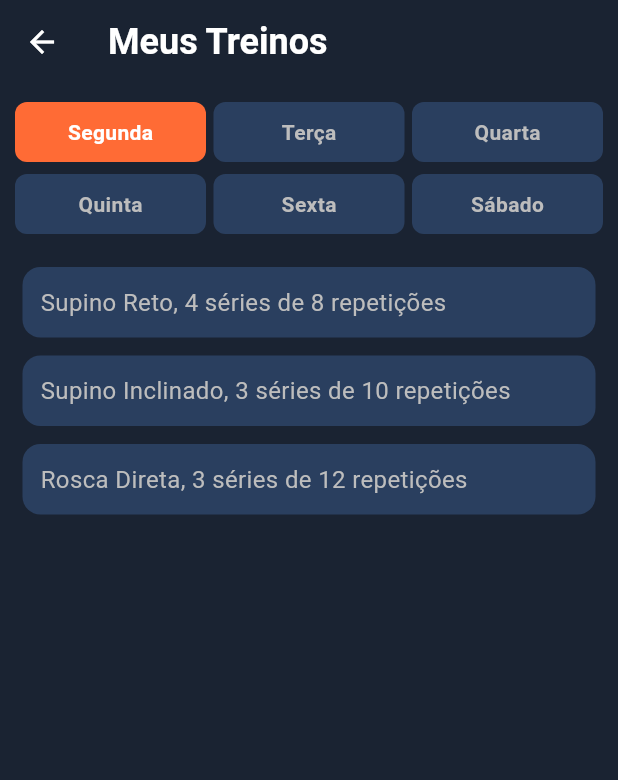
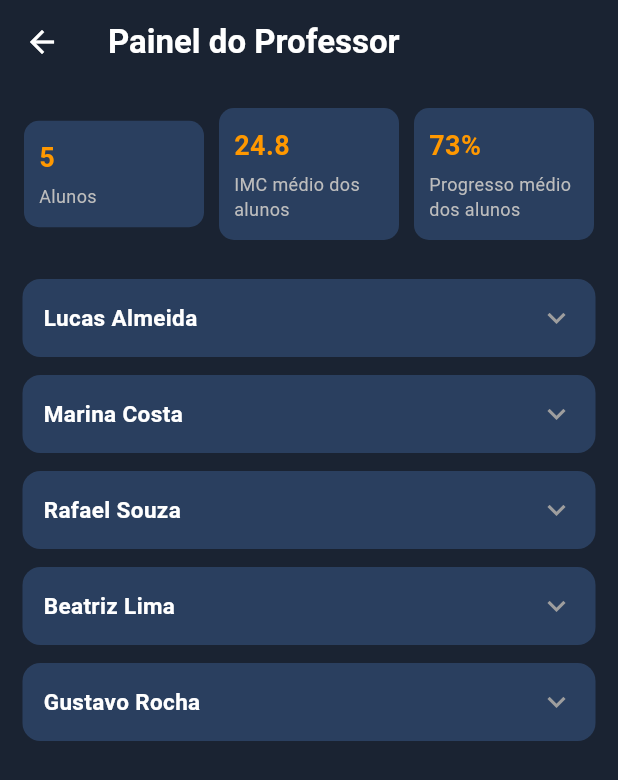
Before and after one commit to Mestre-V/IronMentorMobile, a Flutter app: the screen it shows after launch, after a tap on "Entrar", on a phone screen of 412 x 824 dp. Shown: the top 780 px of the screen. Run offline on Flutter 3.47's test engine with Material 3 defaults, Android fonts, the phone set to English and light mode, and no system bars.

Commit message:
Página professor - quarto commit
feito a página do professor

```diff
--- a/lib/main.dart
+++ b/lib/main.dart
@@ -1,5 +1,6 @@
 import 'package:flutter/material.dart';
 import 'package:segundaavaliacaovictor/treinos.dart';
+import 'package:segundaavaliacaovictor/professor.dart';
 
 void main() {
   runApp( MyApp());
@@ -40,7 +41,6 @@ class _LoginPageState extends State<LoginPage> {
           child: Column(
             mainAxisAlignment: MainAxisAlignment.center,
             children: [
-              // titulo do app
                Text(
                 'Iron Mentor',
                 style: TextStyle(
@@ -51,8 +51,8 @@ class _LoginPageState extends State<LoginPage> {
               ),
                SizedBox(height: 20),
 
-              // campo de email
               TextField(
+
                 controller: _emailController,
                 decoration: InputDecoration(
                   labelText: 'Email',
@@ -65,7 +65,6 @@ class _LoginPageState extends State<LoginPage> {
               ),
                SizedBox(height: 20),
 
-              // campo de senha
               TextField(
                 controller: _passwordController,
                 obscureText: true,
@@ -124,13 +123,12 @@ class _LoginPageState extends State<LoginPage> {
                   color: Colors.transparent,
                   child: InkWell(
                     onTap: () {
-                      Navigator.push(
-                        context,
-                        MaterialPageRoute(
-                          builder: (context) => TreinosPage(userType: _userType),
-                        ),
-                      );
-                    },
+                        if (_userType == 'Professor') {
+                          Navigator.push(context, MaterialPageRoute(builder: (context) => const ProfessorPage()));
+                        } else {
+                          Navigator.push(context, MaterialPageRoute(builder: (context) => TreinosPage(userType: _userType)));
+                        }
+                      },
                     child:  Padding(
                       padding: EdgeInsets.symmetric(vertical: 14),
                       child: Text(
--- /dev/null
+++ b/lib/professor.dart
@@ -0,0 +1,260 @@
+import 'package:flutter/material.dart';
+
+class AlunoModel {
+  final String nome;
+  final double peso;
+  final double altura;
+  final int treinosCompletos;
+  final int treinosTotal;
+
+  AlunoModel({
+    required this.nome,
+    required this.peso,
+    required this.altura,
+    required this.treinosCompletos,
+    required this.treinosTotal,
+  });
+
+  // processamento: calcula o IMC do aluno
+  double get imc => peso / (altura * altura);
+
+  // processamento: progresso do aluno de 0.0 a 1.0
+  double get progresso =>
+      treinosTotal == 0 ? 0 : treinosCompletos / treinosTotal;
+
+  // processamento: classificação textual do IMC
+  String get imcClassificacao {
+    if (imc < 18.5) return 'Abaixo do peso';
+    if (imc < 25) return 'Peso normal';
+    if (imc < 30) return 'Sobrepeso';
+    return 'Obesidade';
+  }
+}
+
+class ProfessorPage extends StatefulWidget {
+  const ProfessorPage({super.key});
+
+  @override
+  State<ProfessorPage> createState() => _ProfessorPageState();
+}
+
+class _ProfessorPageState extends State<ProfessorPage> {
+  // lista de alunos
+  final List<AlunoModel> alunos = [
+    AlunoModel(nome: 'Lucas Almeida', peso: 78, altura: 1.78, treinosCompletos: 18, treinosTotal: 24),
+    AlunoModel(nome: 'Marina Costa', peso: 62, altura: 1.65, treinosCompletos: 22, treinosTotal: 24),
+    AlunoModel(nome: 'Rafael Souza', peso: 91, altura: 1.82, treinosCompletos: 10, treinosTotal: 24),
+    AlunoModel(nome: 'Beatriz Lima', peso: 55, altura: 1.60, treinosCompletos: 24, treinosTotal: 24),
+    AlunoModel(nome: 'Gustavo Rocha', peso: 84, altura: 1.75, treinosCompletos: 14, treinosTotal: 24),
+  ];
+
+  // processamento: IMC médio dos alunos
+  double get imcMedioAlunos {
+    if (alunos.isEmpty) return 0;
+    final soma = alunos.fold<double>(0, (prev, a) => prev + a.imc);
+    return soma / alunos.length;
+  }
+
+  // processamento: progresso médio dos alunos
+  double get progressoMedioAlunos {
+    if (alunos.isEmpty) return 0;
+    final soma = alunos.fold<double>(0, (prev, a) => prev + a.progresso);
+    return soma / alunos.length;
+  }
+
+  @override
+  Widget build(BuildContext context) {
+    return Scaffold(
+      backgroundColor: const Color(0xFF1A2332),
+      appBar: AppBar(
+        backgroundColor: const Color(0xFF1A2332),
+        elevation: 0,
+        title: const Text(
+          'Painel do Professor',
+          style: TextStyle(color: Colors.white, fontSize: 22, fontWeight: FontWeight.bold),
+        ),
+        leading: IconButton(
+          icon: const Icon(Icons.arrow_back, color: Colors.white),
+          onPressed: () => Navigator.pop(context),
+        ),
+      ),
+      body: Column(
+        children: [
+          // cabeçalho simples com as estatísticas dos alunos
+          Padding(
+            padding: const EdgeInsets.all(16),
+            child: Row(
+              children: [
+                Expanded(
+                  child: EstatisticaBox(titulo: 'Alunos', valor: '${alunos.length}'),
+                ),
+                const SizedBox(width: 10),
+                Expanded(
+                  child: EstatisticaBox(
+                    titulo: 'IMC médio dos alunos',
+                    valor: imcMedioAlunos.toStringAsFixed(1),
+                  ),
+                ),
+                const SizedBox(width: 10),
+                Expanded(
+                  child: EstatisticaBox(
+                    titulo: 'Progresso médio dos alunos',
+                    valor: '${(progressoMedioAlunos * 100).toStringAsFixed(0)}%',
+                  ),
+                ),
+              ],
+            ),
+          ),
+
+          // lista de alunos com entrada escalonada
+          Expanded(
+            child: ListView.builder(
+              padding: const EdgeInsets.symmetric(horizontal: 15, vertical: 10),
+              itemCount: alunos.length,
+              itemBuilder: (context, index) {
+                return TweenAnimationBuilder<double>(
+                  tween: Tween(begin: 0, end: 1),
+                  duration: Duration(milliseconds: 400 + (index * 120)),
+                  curve: Curves.easeOutBack,
+                  builder: (context, valor, child) {
+                    return Opacity(
+                      opacity: valor.clamp(0, 1),
+                      child: Transform.translate(
+                        offset: Offset(0, (1 - valor.clamp(0, 1)) * 30),
+                        child: child,
+                      ),
+                    );
+                  },
+                  child: AlunoCard(aluno: alunos[index]),
+                );
+              },
+            ),
+          ),
+        ],
+      ),
+    );
+  }
+}
+
+// widget stateless simples pra estatística do topo
+class EstatisticaBox extends StatelessWidget {
+  final String titulo;
+  final String valor;
+
+  const EstatisticaBox({super.key, required this.titulo, required this.valor});
+
+  @override
+  Widget build(BuildContext context) {
+    return Container(
+      padding: const EdgeInsets.symmetric(horizontal: 10, vertical: 12),
+      decoration: BoxDecoration(
+        color: const Color(0xFF2A3F5F),
+        borderRadius: BorderRadius.circular(10),
+      ),
+      child: Column(
+        crossAxisAlignment: CrossAxisAlignment.start,
+        children: [
+          Text(
+            valor,
+            style: const TextStyle(color: Colors.orange, fontWeight: FontWeight.bold, fontSize: 18),
+          ),
+          const SizedBox(height: 4),
+          Text(
+            titulo,
+            style: TextStyle(color: Colors.grey[400], fontSize: 12),
+          ),
+        ],
+      ),
+    );
+  }
+}
+
+// card do aluno
+class AlunoCard extends StatefulWidget {
+  final AlunoModel aluno;
+
+  const AlunoCard({super.key, required this.aluno});
+
+  @override
+  State<AlunoCard> createState() => _AlunoCardState();
+}
+
+class _AlunoCardState extends State<AlunoCard> {
+  bool expandido = false;
+
+  @override
+  Widget build(BuildContext context) {
+    final aluno = widget.aluno;
+
+    return Container(
+      margin: const EdgeInsets.only(bottom: 12),
+      decoration: BoxDecoration(
+        color: const Color(0xFF2A3F5F),
+        borderRadius: BorderRadius.circular(12),
+      ),
+      child: Column(
+        children: [
+          InkWell(
+            borderRadius: BorderRadius.circular(12),
+            onTap: () => setState(() => expandido = !expandido),
+            child: Padding(
+              padding: const EdgeInsets.all(14),
+              child: Row(
+                children: [
+                  Expanded(
+                    child: Text(
+                      aluno.nome,
+                      style: const TextStyle(color: Colors.white, fontWeight: FontWeight.bold, fontSize: 15),
+                    ),
+                  ),
+                  const SizedBox(width: 8),
+                  AnimatedRotation(
+                    turns: expandido ? 0.5 : 0,
+                    duration: const Duration(milliseconds: 300),
+                    child: const Icon(Icons.keyboard_arrow_down, color: Colors.grey),
+                  ),
+                ],
+              ),
+            ),
+          ),
+
+          // detalhes que aparecem/desaparecem animados
+          // AnimatedSize calcula a altura sozinho
+          AnimatedSize(
+            duration: const Duration(milliseconds: 300),
+            curve: Curves.easeInOut,
+            child: expandido
+                ? Padding(
+                    padding: const EdgeInsets.fromLTRB(14, 0, 14, 14),
+                    child: Column(
+                      mainAxisSize: MainAxisSize.min,
+                      crossAxisAlignment: CrossAxisAlignment.start,
+                      children: [
+                        const Divider(color: Colors.white12),
+                        _linhaDetalhe('Peso', '${aluno.peso.toStringAsFixed(1)} kg'),
+                        _linhaDetalhe('Altura', '${aluno.altura.toStringAsFixed(2)} m'),
+                        _linhaDetalhe('IMC', '${aluno.imc.toStringAsFixed(1)} (${aluno.imcClassificacao})'),
+                        _linhaDetalhe('Treinos', '${aluno.treinosCompletos}/${aluno.treinosTotal}'),
+                      ],
+                    ),
+                  )
+                : const SizedBox(width: double.infinity, height: 0),
+          ),
+        ],
+      ),
+    );
+  }
+
+  Widget _linhaDetalhe(String rotulo, String valor) {
+    return Padding(
+      padding: const EdgeInsets.symmetric(vertical: 2),
+      child: Row(
+        mainAxisAlignment: MainAxisAlignment.spaceBetween,
+        children: [
+          Text(rotulo, style: TextStyle(color: Colors.grey[400], fontSize: 13)),
+          Text(valor, style: const TextStyle(color: Colors.white, fontSize: 13, fontWeight: FontWeight.w600)),
+        ],
+      ),
+    );
+  }
+}
```
